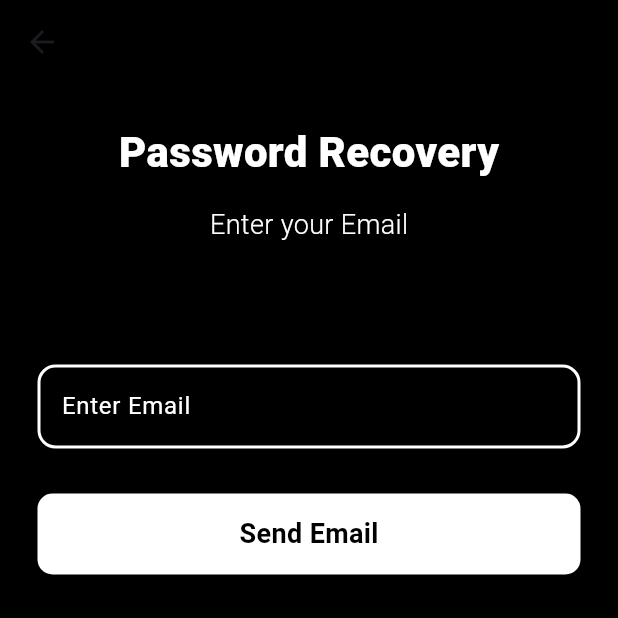
After one commit to ganeshgovala/FoodApp, a Flutter app: the ForgotPasswordPage screen opened directly, on a phone screen of 412 x 824 dp, the top half of it. The commit adds this screen. Run offline on Flutter 3.47's test engine with Material 3 defaults, Android fonts, the phone set to English and light mode, and no system bars; our stand-ins replace curved_navigation_bar, firebase_auth, firebase_core; accounts and stored records are empty.

Commit message:
ForgotPasswordPageUI

```diff
--- a/foodapp/lib/main.dart
+++ b/foodapp/lib/main.dart
@@ -4,6 +4,7 @@ import 'package:firebase_core/firebase_core.dart';
 import 'package:flutter/material.dart';
 import 'package:foodapp/firebase_options.dart';
 import 'package:foodapp/pages/BottomNav.dart';
+import 'package:foodapp/pages/ForgotPasswordPage.dart';
 import 'package:foodapp/pages/Homepage.dart';
 import 'package:foodapp/pages/LoginPage.dart';
 import 'package:foodapp/pages/OnBoard.dart';
--- /dev/null
+++ b/foodapp/lib/pages/ForgotPasswordPage.dart
@@ -0,0 +1,88 @@
+// ignore_for_file: unused_import, unnecessary_import
+
+import 'package:flutter/foundation.dart';
+import 'package:flutter/material.dart';
+import 'package:flutter/widgets.dart';
+
+class ForgotPasswordPage extends StatefulWidget {
+  const ForgotPasswordPage({super.key});
+
+  @override
+  State<ForgotPasswordPage> createState() => _ForgotPasswordPageState();
+}
+
+class _ForgotPasswordPageState extends State<ForgotPasswordPage> {
+  @override
+  Widget build(BuildContext context) {
+    return Scaffold(
+        appBar: AppBar(
+            backgroundColor: Colors.black,
+        ),
+        backgroundColor: Colors.black,
+        body: Padding(
+          padding: const EdgeInsets.all(25.0),
+          child: Column(
+              children: [
+                  Center(
+                    child: Text("Password Recovery", style: TextStyle(
+                        color: Colors.white,
+                        fontSize: 28,
+                        fontWeight: FontWeight.w800,
+                    ),),
+                  ),
+                  SizedBox(height: 16),
+                  Center(
+                    child: Text("Enter your Email", style: TextStyle(
+                        color: Colors.white,
+                        fontSize: 18,
+                        fontWeight: FontWeight.w300,
+                    ),),
+                  ),
+                  SizedBox(height: 80),
+                  TextField(
+                    style: TextStyle(color:Colors.white),
+                    decoration: InputDecoration(
+                        hintText: "Enter Email",
+                        hintStyle: TextStyle(color: Colors.white),
+                        enabledBorder: OutlineInputBorder(
+                            borderRadius: BorderRadius.circular(12),
+                            borderSide: BorderSide(
+                                width: 2,
+                                color: Colors.white,
+                            )
+                        ),
+                        focusedBorder: OutlineInputBorder(
+                            borderRadius: BorderRadius.circular(12),
+                            borderSide: BorderSide(
+                                width: 2,
+                                color: Colors.white,
+                            )
+                        ),
+                    ),
+                  ),
+                  SizedBox(height: 30),
+                  Row(
+                    children: [
+                      Expanded(
+                        child: Container(
+                          alignment: Alignment(0, 0),
+                          decoration: BoxDecoration(
+                              color: Colors.white,
+                              borderRadius: BorderRadius.circular(10)
+                          ),
+                          padding: EdgeInsets.symmetric(vertical: 14),
+                          child: Text("Send Email", style: TextStyle(
+                              color: Colors.black,
+                              fontSize: 18,
+                              fontWeight: FontWeight.w700,
+                          ),)
+                        ),
+                      ),
+                    ],
+                  )
+              ],
+          ),
+        ),
+    );
+  }
+}
--- a/foodapp/lib/pages/LoginPage.dart
+++ b/foodapp/lib/pages/LoginPage.dart
@@ -5,6 +5,7 @@ import 'package:flutter/material.dart';
 import 'package:foodapp/auth/auth_service.dart';
 import 'package:foodapp/components/InputField.dart';
 import 'package:foodapp/pages/BottomNav.dart';
+import 'package:foodapp/pages/ForgotPasswordPage.dart';
 import 'package:foodapp/pages/SignupPage.dart';
 import 'package:foodapp/widgets/widget_support.dart';
 
@@ -89,7 +90,14 @@ class LoginPage extends StatelessWidget {
                         SizedBox(height: 3),
                         Padding(
                           padding: const EdgeInsets.only(right: 10.0),
-                          child: Row(mainAxisAlignment : MainAxisAlignment.end, children: [Text("Forgot password ?", style: AppWidget.MenuHeading(),)],),
+                          child: Row(mainAxisAlignment : MainAxisAlignment.end, children: [
+                            GestureDetector(
+                              onTap: () {
+                                Navigator.push(context, MaterialPageRoute(builder: (context) => ForgotPasswordPage()));
+                              },
+                              child: Text("Forgot password ?", style: AppWidget.MenuHeading(),
+                            ))
+                          ],),
                         ),
                         SizedBox(height: 39),
                         GestureDetector(
--- a/foodapp/lib/pages/OnBoard.dart
+++ b/foodapp/lib/pages/OnBoard.dart
@@ -1,3 +1,5 @@
+// ignore_for_file: unused_import
+
 import 'package:flutter/material.dart';
 import 'package:foodapp/pages/LoginPage.dart';
 import 'package:foodapp/widgets/content_model.dart';
```
